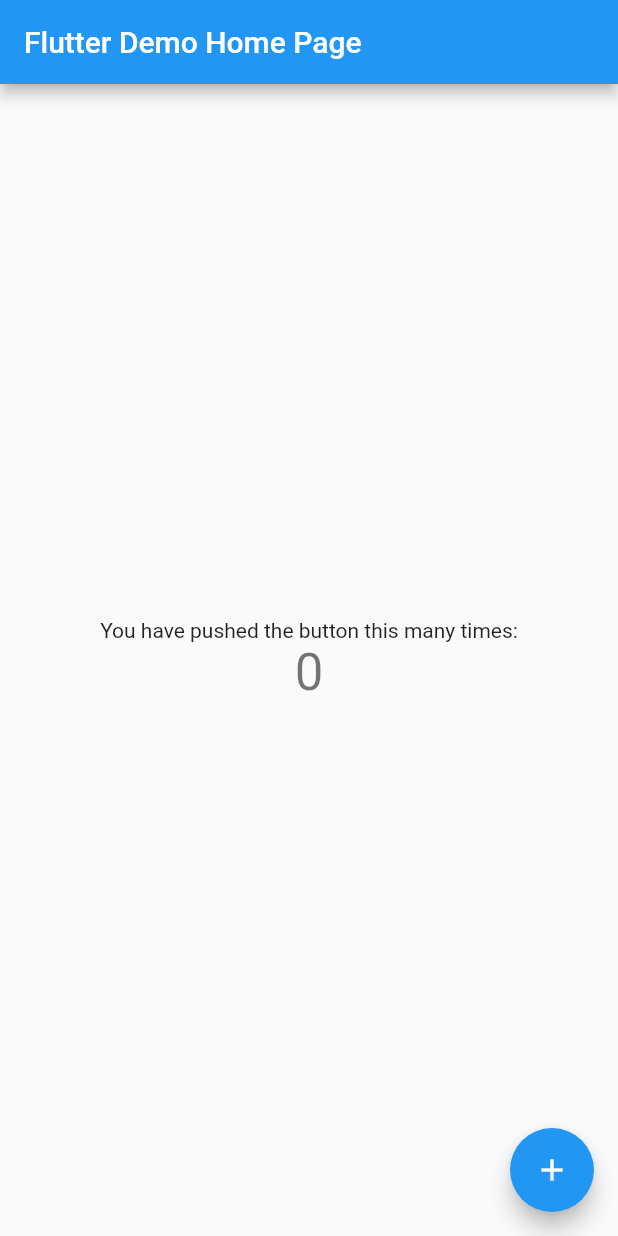
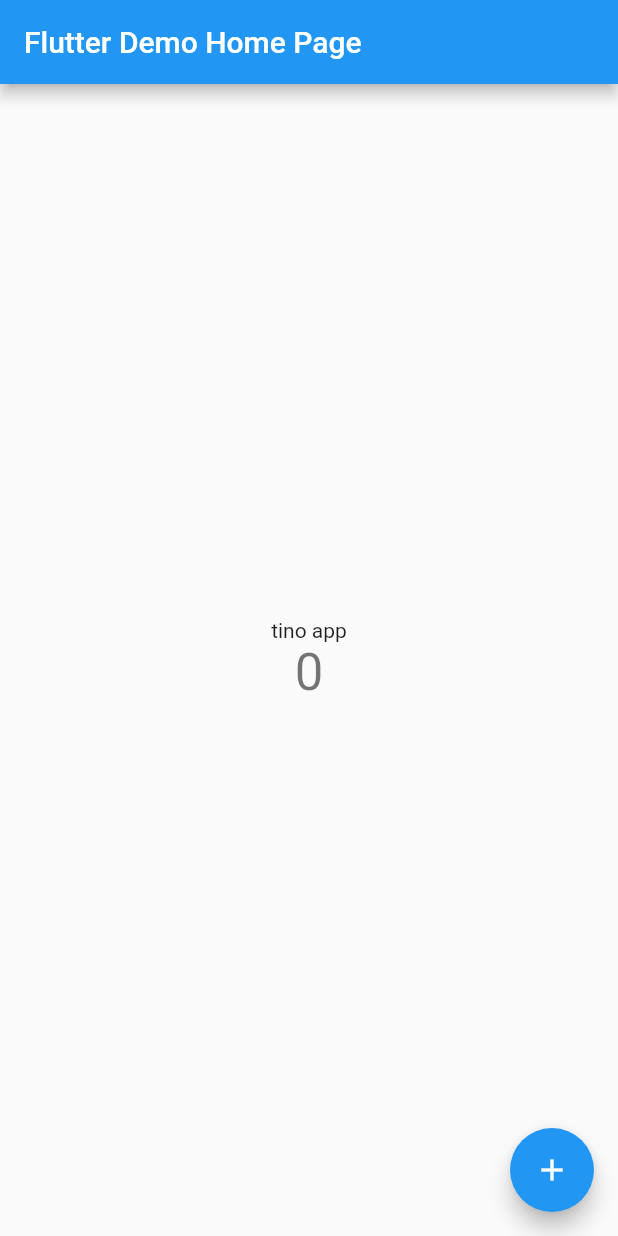
Before and after one commit to sangwon95/tino_app, a Flutter app: the screen it shows after launch, on a phone screen of 412 x 824 dp. Run offline on Flutter 3.47's test engine with Material 2 defaults, Android fonts, the phone set to English and light mode, and no system bars.

Commit message:
title name 'tino app' commit

```diff
--- a/lib/main.dart
+++ b/lib/main.dart
@@ -13,15 +13,6 @@ class MyApp extends StatelessWidget {
     return MaterialApp(
       title: 'Flutter Demo',
       theme: ThemeData(
-        // This is the theme of your application.
-        //
-        // Try running your application with "flutter run". You'll see the
-        // application has a blue toolbar. Then, without quitting the app, try
-        // changing the primarySwatch below to Colors.green and then invoke
-        // "hot reload" (press "r" in the console where you ran "flutter run",
-        // or simply save your changes to "hot reload" in a Flutter IDE).
-        // Notice that the counter didn't reset back to zero; the application
-        // is not restarted.
         primarySwatch: Colors.blue,
       ),
       home: const MyHomePage(title: 'Flutter Demo Home Page'),
@@ -31,15 +22,6 @@ class MyApp extends StatelessWidget {
 
 class MyHomePage extends StatefulWidget {
   const MyHomePage({Key? key, required this.title}) : super(key: key);
-
-  // This widget is the home page of your application. It is stateful, meaning
-  // that it has a State object (defined below) that contains fields that affect
-  // how it looks.
-
-  // This class is the configuration for the state. It holds the values (in this
-  // case the title) provided by the parent (in this case the App widget) and
-  // used by the build method of the State. Fields in a Widget subclass are
-  // always marked "final".
 
   final String title;
 
@@ -52,51 +34,22 @@ class _MyHomePageState extends State<MyHomePage> {
 
   void _incrementCounter() {
     setState(() {
-      // This call to setState tells the Flutter framework that something has
-      // changed in this State, which causes it to rerun the build method below
-      // so that the display can reflect the updated values. If we changed
-      // _counter without calling setState(), then the build method would not be
-      // called again, and so nothing would appear to happen.
       _counter++;
     });
   }
 
   @override
   Widget build(BuildContext context) {
-    // This method is rerun every time setState is called, for instance as done
-    // by the _incrementCounter method above.
-    //
-    // The Flutter framework has been optimized to make rerunning build methods
-    // fast, so that you can just rebuild anything that needs updating rather
-    // than having to individually change instances of widgets.
     return Scaffold(
       appBar: AppBar(
-        // Here we take the value from the MyHomePage object that was created by
-        // the App.build method, and use it to set our appbar title.
         title: Text(widget.title),
       ),
       body: Center(
-        // Center is a layout widget. It takes a single child and positions it
-        // in the middle of the parent.
         child: Column(
-          // Column is also a layout widget. It takes a list of children and
-          // arranges them vertically. By default, it sizes itself to fit its
-          // children horizontally, and tries to be as tall as its parent.
-          //
-          // Invoke "debug painting" (press "p" in the console, choose the
-          // "Toggle Debug Paint" action from the Flutter Inspector in Android
-          // Studio, or the "Toggle Debug Paint" command in Visual Studio Code)
-          // to see the wireframe for each widget.
-          //
-          // Column has various properties to control how it sizes itself and
-          // how it positions its children. Here we use mainAxisAlignment to
-          // center the children vertically; the main axis here is the vertical
-          // axis because Columns are vertical (the cross axis would be
-          // horizontal).
           mainAxisAlignment: MainAxisAlignment.center,
           children: <Widget>[
             const Text(
-              'You have pushed the button this many times:',
+              'tino app',
             ),
             Text(
               '$_counter',
```
